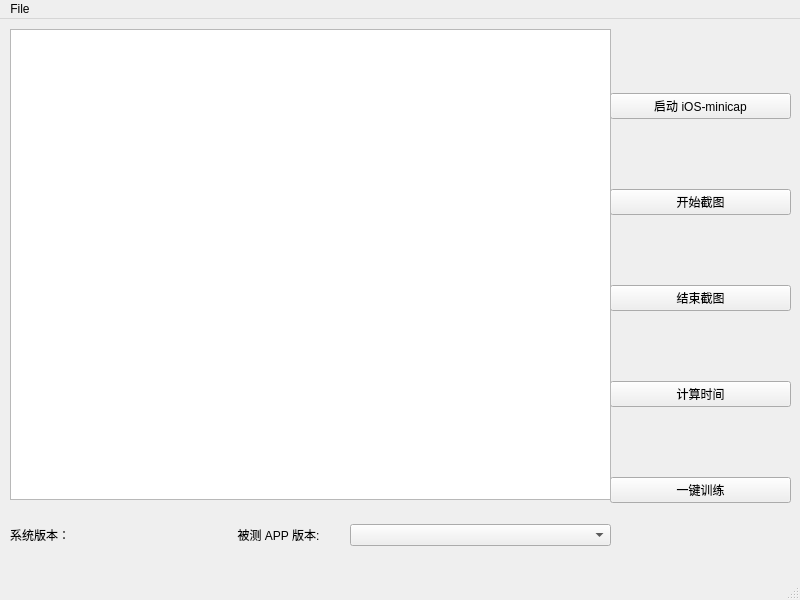
Above: qt_creator/iOSAppTime.ui from bug-hh/iOSAppTime before the change. Below: the same form after it.
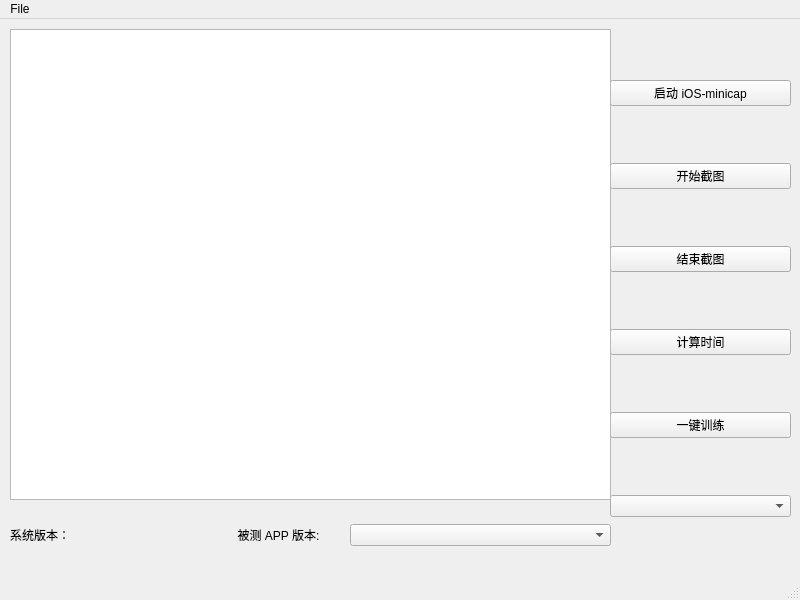
That is the form after the change.

Commit message: 将 loading 概率改为0.96，加入 platformComboBox

Diff of the .ui file:
```diff
--- a/qt_creator/iOSAppTime.ui
+++ b/qt_creator/iOSAppTime.ui
@@ -59,6 +59,9 @@
        </property>
       </widget>
      </item>
+     <item>
+      <widget class="QComboBox" name="platformComboBox"/>
+     </item>
     </layout>
    </widget>
    <widget class="QTextBrowser" name="textBrowser">
```
The commit also changes 2 other files.
